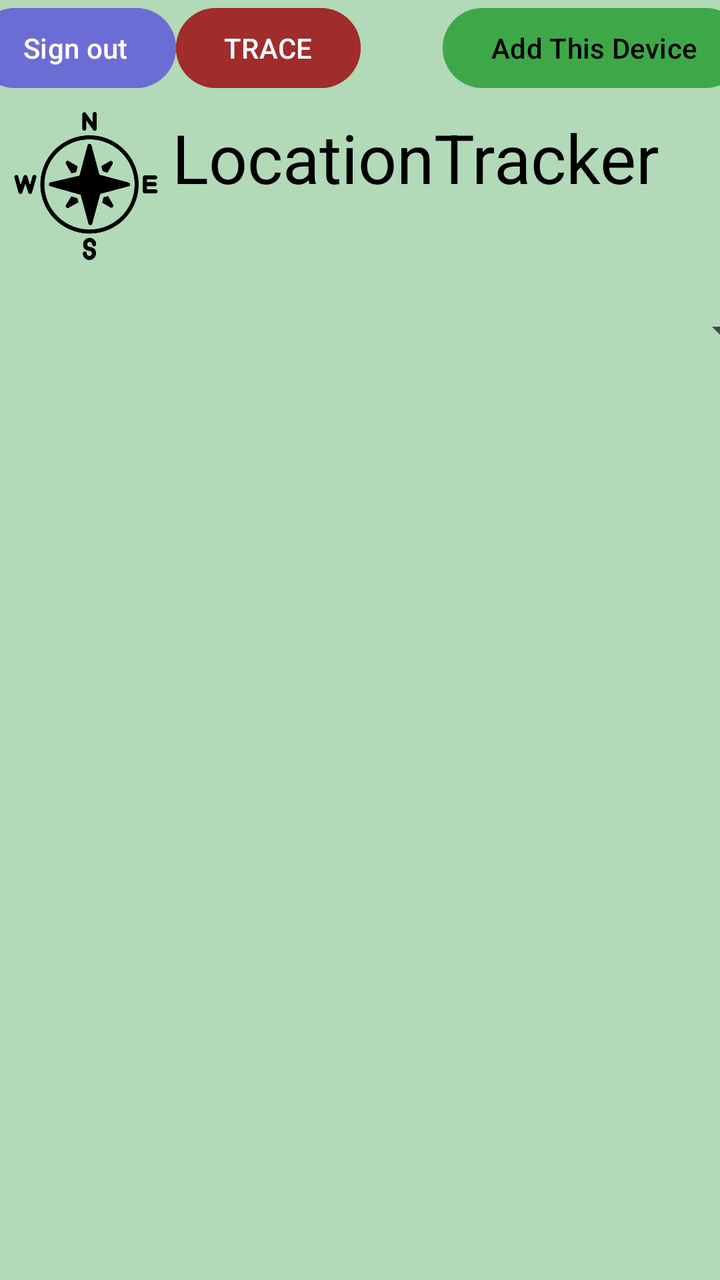
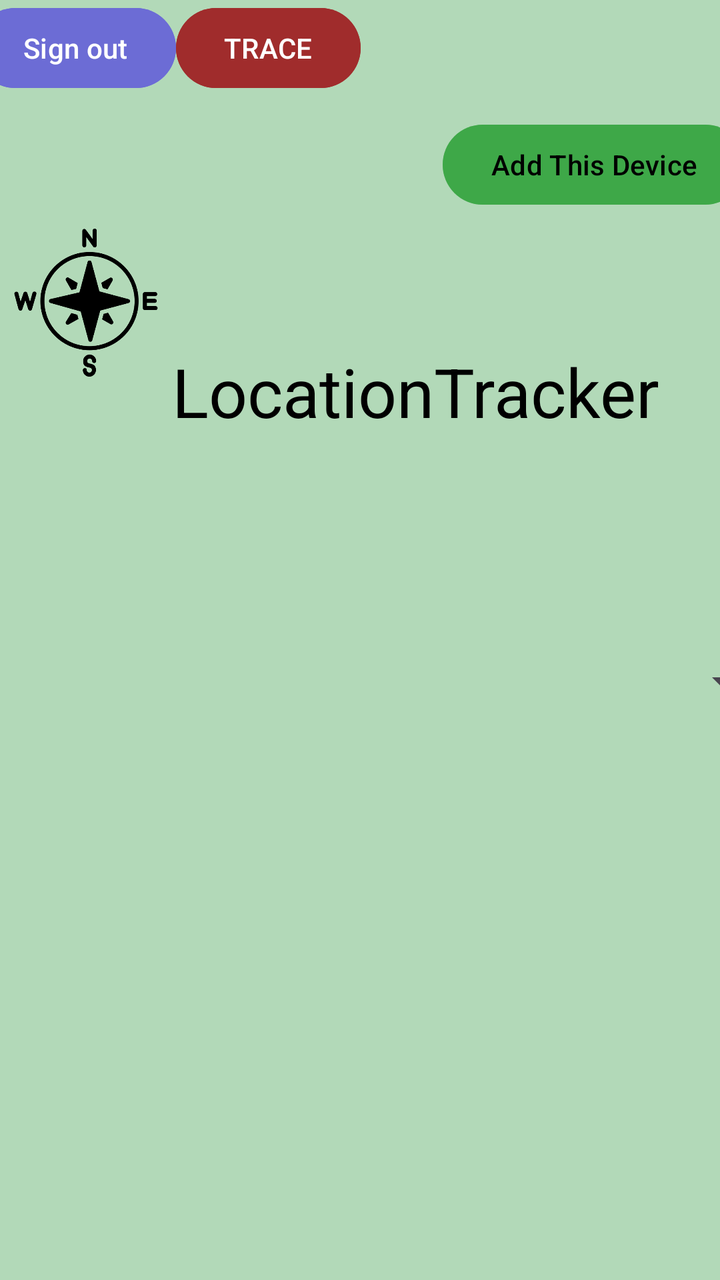

The first picture is an Android layout as it rendered before a commit; the second is the same layout after the commit. The layout source and the unified diff follow.
<!-- AndroidManifest.xml: activity theme Theme.LocationTracer -->
<!-- res/layout/activity_main.xml -->
<?xml version="1.0" encoding="utf-8"?>
<androidx.constraintlayout.widget.ConstraintLayout xmlns:android="http://schemas.android.com/apk/res/android"
    xmlns:app="http://schemas.android.com/apk/res-auto"
    xmlns:tools="http://schemas.android.com/tools"
    android:id="@+id/main"
    android:layout_width="match_parent"
    android:layout_height="wrap_content"
    tools:context=".MainActivity">



    <TextView
        android:id="@+id/textAppName"
        android:layout_width="wrap_content"
        android:layout_height="wrap_content"
        android:layout_gravity="center"
        android:layout_marginTop="8dp"
        android:layout_marginEnd="24dp"
        android:layout_marginBottom="39dp"
        android:text="@string/name"
        android:textColor="@color/black"
        android:textSize="34sp"
        app:layout_constraintBottom_toTopOf="@+id/devicesSpinner"
        app:layout_constraintEnd_toEndOf="parent"
        app:layout_constraintStart_toEndOf="@+id/imageCompass2"
        app:layout_constraintTop_toBottomOf="@+id/buttonAddDevice" />

    <ImageView
        android:id="@+id/imageCompass2"
        android:layout_width="74dp"
        android:layout_height="74dp"
        android:layout_marginTop="8dp"
        android:scaleType="fitStart"
        app:layout_constraintEnd_toStartOf="@+id/textAppName"
        app:layout_constraintStart_toStartOf="parent"
        app:layout_constraintTop_toBottomOf="@id/buttonAddDevice"
        app:srcCompat="@drawable/compass" />

    <androidx.recyclerview.widget.RecyclerView
        android:id="@+id/pointsView"
        android:layout_width="wrap_content"
        android:layout_height="wrap_content"
        android:layout_marginStart="10dp"
        android:layout_marginTop="10dp"
        android:layout_marginEnd="10dp"
        android:layout_marginBottom="20dp"
        app:layout_constraintBottom_toTopOf="@+id/mapView"
        app:layout_constraintEnd_toEndOf="parent"
        app:layout_constraintHorizontal_bias="0.515"
        app:layout_constraintStart_toStartOf="parent"
        app:layout_constraintTop_toBottomOf="@+id/devicesSpinner" />

    <Button
        android:id="@+id/buttonAddDevice"
        android:layout_width="wrap_content"
        android:layout_height="wrap_content"
        android:backgroundTint="@color/buttonGreen"
        android:text="@string/addDeviceText"
        android:textColor="@color/black"
        app:layout_constraintBottom_toTopOf="@+id/textAppName"
        app:layout_constraintEnd_toEndOf="parent"
        app:layout_constraintStart_toEndOf="@+id/buttonTrace"
        app:layout_constraintTop_toTopOf="parent" />

    <Spinner
        android:id="@+id/devicesSpinner"
        android:layout_width="409dp"
        android:layout_height="50dp"
        android:layout_marginTop="10dp"
        android:layout_marginBottom="30dp"
        app:layout_constraintBottom_toTopOf="@+id/pointsView"
        app:layout_constraintEnd_toEndOf="parent"
        app:layout_constraintStart_toStartOf="parent"
        app:layout_constraintTop_toBottomOf="@+id/imageCompass2" />

    <Button
        android:id="@+id/buttonTrace"
        android:layout_width="wrap_content"
        android:layout_height="wrap_content"
        android:layout_marginEnd="41dp"
        android:layout_marginBottom="8dp"
        android:backgroundTint="#A02C2C"
        android:text="@string/buttonStart"
        app:layout_constraintBottom_toTopOf="@+id/textAppName"
        app:layout_constraintEnd_toStartOf="@+id/buttonAddDevice"
        app:layout_constraintStart_toEndOf="@+id/buttonSignout"
        app:layout_constraintTop_toTopOf="parent"
        app:layout_constraintVertical_bias="0.0" />

    <Button
        android:id="@+id/buttonSignout"
        android:layout_width="wrap_content"
        android:layout_height="wrap_content"
        android:layout_marginBottom="1dp"
        android:backgroundTint="#6C6CD5"
        android:text="@string/buttonSignout"
        app:layout_constraintBottom_toTopOf="@+id/textAppName"
        app:layout_constraintEnd_toStartOf="@+id/buttonTrace"
        app:layout_constraintStart_toStartOf="parent"
        app:layout_constraintTop_toTopOf="parent"
        app:layout_constraintVertical_bias="0.0" />


</androidx.constraintlayout.widget.ConstraintLayout>
<!-- resources referenced by this layout -->
<resources>
  <color name="black">#FF000000</color>
  <color name="buttonGreen">#96289E32</color>
  <!-- drawable compass: png bitmap (drawable, 19671 bytes) -->
  <string name="addDeviceText">Add This Device</string>
  <string name="buttonSignout">Sign out</string>
  <string name="buttonStart">TRACE</string>
  <string name="name">LocationTracker</string>
  <style name="Theme.LocationTracer" parent="Base.Theme.LocationTracer" />
  <style name="Base.Theme.LocationTracer" parent="Theme.Material3.DayNight.NoActionBar">
          <item name="android:windowBackground">@color/background</item>
      </style>
  <color name="background">#B2D9B8</color>
</resources>

<!-- the commit's change to res/layout/activity_main.xml (unified diff, before → after) -->
@@ -43,8 +43,7 @@
         android:layout_marginStart="10dp"
         android:layout_marginTop="10dp"
         android:layout_marginEnd="10dp"
-        android:layout_marginBottom="20dp"
-        app:layout_constraintBottom_toTopOf="@+id/mapView"
+        app:layout_constraintBottom_toBottomOf="parent"
         app:layout_constraintEnd_toEndOf="parent"
         app:layout_constraintHorizontal_bias="0.515"
         app:layout_constraintStart_toStartOf="parent"
